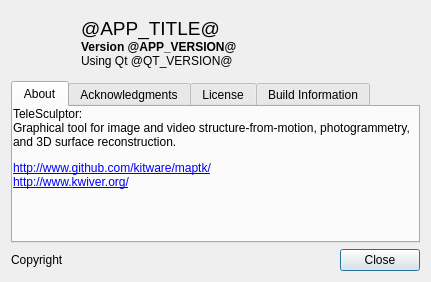
Qt form gui/AboutDialog.ui (Kitware/TeleSculptor) before a commit.
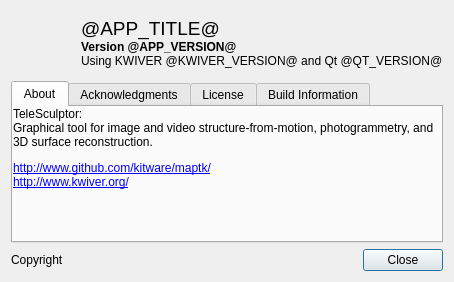
The same form after that commit. Icons and pictures are not drawn.

Commit message: add KWIVER version to About dialog

The edit to the form file:
```diff
--- a/gui/AboutDialog.ui
+++ b/gui/AboutDialog.ui
@@ -48,7 +48,7 @@
 &lt;body&gt;
 &lt;p style=&quot;font-size: 14pt&quot;&gt;@APP_TITLE@&lt;/p&gt;
 &lt;p style=&quot;font-weight: bold&quot;&gt;Version @APP_VERSION@&lt;/p&gt;
-&lt;p&gt;Using Qt @QT_VERSION@&lt;/p&gt;
+&lt;p&gt;Using KWIVER @KWIVER_VERSION@ and Qt @QT_VERSION@&lt;/p&gt;
 &lt;/body&gt;&lt;/html&gt;</string>
      </property>
      <property name="textInteractionFlags">
```
The commit also changes 1 other file.
